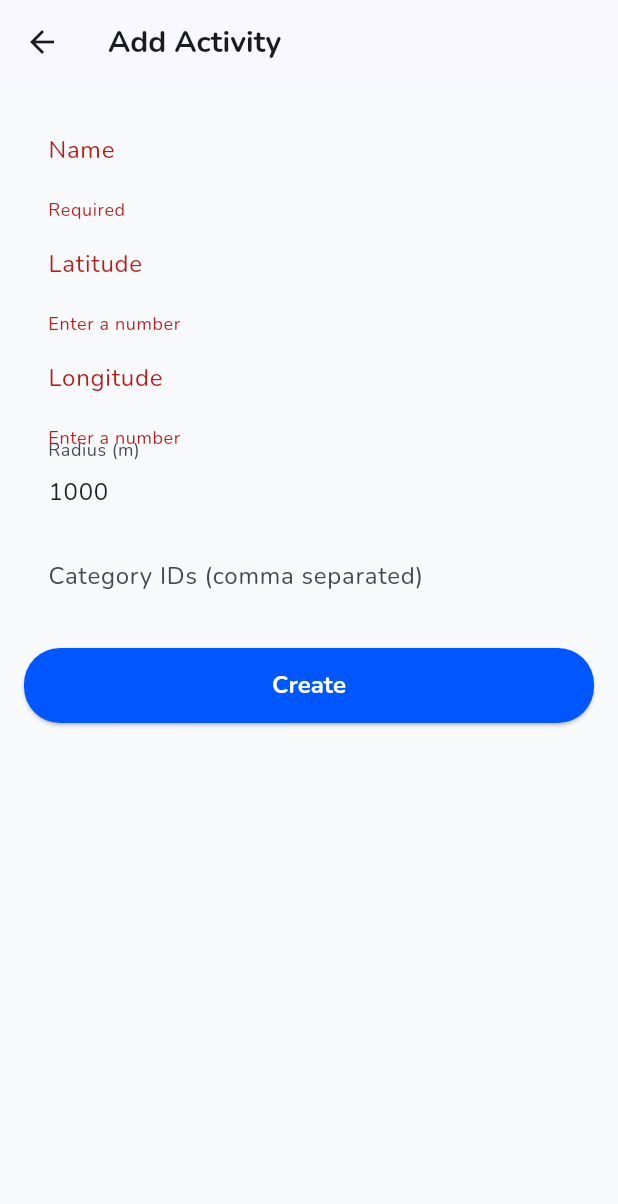
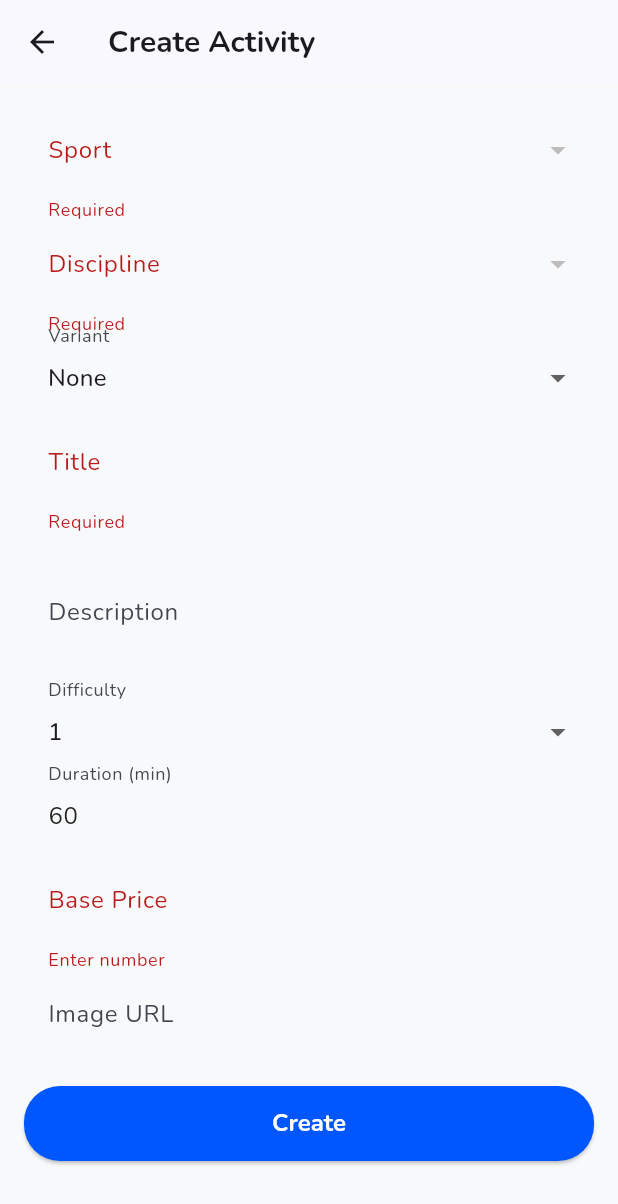
Before and after one commit to junyou2023/sports_booking_app, a Flutter app: the AddActivityPage screen opened directly, after a tap on "Create", on a phone screen of 412 x 824 dp. Shown: the top 1204 px of the screen. Run offline on Flutter 3.47's test engine with Material 3 defaults, Android fonts, the phone set to English and light mode, and no system bars; our stand-ins replace dio, flutter_dotenv, flutter_rating_bar, flutter_riverpod, flutter_secure_storage, geolocator and 2 more; accounts and stored records are empty; network calls fail.

Commit message:
Add activity image support and provider UI

```diff
--- a/lib/models/activity.dart
+++ b/lib/models/activity.dart
@@ -4,6 +4,7 @@ class Activity {
     required this.sport,
     required this.discipline,
     required this.variant,
+    required this.image,
     required this.title,
     required this.description,
     required this.difficulty,
@@ -15,6 +16,7 @@ class Activity {
   final int sport;
   final int discipline;
   final int? variant;
+  final String image;
   final String title;
   final String description;
   final int difficulty;
@@ -26,6 +28,7 @@ class Activity {
         sport: j['sport'] as int,
         discipline: j['discipline'] as int,
         variant: j['variant'] as int?,
+        image: j['image'] as String? ?? '',
         title: j['title'] as String,
         description: j['description'] as String? ?? '',
         difficulty: j['difficulty'] as int? ?? 1,
--- /dev/null
+++ b/lib/models/category.dart
@@ -0,0 +1,13 @@
+class Category {
+  Category({required this.id, required this.name, required this.icon});
+
+  final int id;
+  final String name;
+  final String icon;
+
+  factory Category.fromJson(Map<String, dynamic> j) => Category(
+        id: j['id'] as int,
+        name: j['name'] as String,
+        icon: j['icon'] as String? ?? '',
+      );
+}
--- /dev/null
+++ b/lib/models/variant.dart
@@ -0,0 +1,13 @@
+class Variant {
+  Variant({required this.id, required this.discipline, required this.name});
+
+  final int id;
+  final int discipline;
+  final String name;
+
+  factory Variant.fromJson(Map<String, dynamic> j) => Variant(
+        id: j['id'] as int,
+        discipline: j['discipline'] as int,
+        name: j['name'] as String,
+      );
+}
--- a/lib/screens/add_activity_page.dart
+++ b/lib/screens/add_activity_page.dart
@@ -1,8 +1,8 @@
 import 'package:flutter/material.dart';
+import '../services/activity_service.dart';
+import '../services/sports_service.dart';
+import '../utils/snackbar.dart';
 import 'package:dio/dio.dart';
-import '../services/facility_service.dart';
-import '../services/location_service.dart';
-import '../utils/snackbar.dart';
 
 class AddActivityPage extends StatefulWidget {
   const AddActivityPage({super.key});
@@ -13,134 +13,169 @@ class AddActivityPage extends StatefulWidget {
 
 class _AddActivityPageState extends State<AddActivityPage> {
   final _formKey = GlobalKey<FormState>();
-  final nameCtrl = TextEditingController();
-  final latCtrl = TextEditingController();
-  final lngCtrl = TextEditingController();
-  final radiusCtrl = TextEditingController(text: '1000');
-  final categoriesCtrl = TextEditingController();
-  bool _loading = false;
+  final titleCtrl = TextEditingController();
+  final descCtrl = TextEditingController();
+  final priceCtrl = TextEditingController();
+  final durationCtrl = TextEditingController(text: '60');
+  final imageCtrl = TextEditingController();
+
+  int? sportId;
+  int? disciplineId;
+  int? variantId;
+  int difficulty = 1;
+  bool _submitting = false;
+
+  late Future<void> _loadFuture;
+  List<dynamic> sports = [];
+  List<dynamic> categories = [];
+  List<dynamic> variants = [];
 
   @override
   void initState() {
     super.initState();
-    _loadLocation();
+    _loadFuture = _loadData();
   }
 
-  Future<void> _loadLocation() async {
-    try {
-      final pos = await locationService.getCurrent();
-      latCtrl.text = pos.latitude.toStringAsFixed(6);
-      lngCtrl.text = pos.longitude.toStringAsFixed(6);
-    } catch (_) {}
+  Future<void> _loadData() async {
+    sports = await sportsService.fetchSports();
+    categories = await sportsService.fetchCategories();
+    variants = await sportsService.fetchVariants();
   }
 
   @override
   void dispose() {
-    nameCtrl.dispose();
-    latCtrl.dispose();
-    lngCtrl.dispose();
-    radiusCtrl.dispose();
-    categoriesCtrl.dispose();
+    titleCtrl.dispose();
+    descCtrl.dispose();
+    priceCtrl.dispose();
+    durationCtrl.dispose();
+    imageCtrl.dispose();
     super.dispose();
   }
 
   @override
   Widget build(BuildContext context) {
     return Scaffold(
-      appBar: AppBar(title: const Text('Add Activity')),
-      body: Padding(
-        padding: const EdgeInsets.all(16.0),
+      appBar: AppBar(title: const Text('Create Activity')),
+      body: FutureBuilder(
+        future: _loadFuture,
+        builder: (context, snap) {
+          if (snap.connectionState != ConnectionState.done) {
+            return const Center(child: CircularProgressIndicator());
+          }
+          return Padding(
+            padding: const EdgeInsets.all(16),
             child: Form(
               key: _formKey,
-          child: Column(
+              child: ListView(
                 children: [
+                  DropdownButtonFormField<int>(
+                    items: sports
+                        .map<DropdownMenuItem<int>>((e) => DropdownMenuItem(
+                              value: e.id,
+                              child: Text(e.name),
+                            ))
+                        .toList(),
+                    onChanged: (v) => setState(() => sportId = v),
+                    decoration: const InputDecoration(labelText: 'Sport'),
+                    validator: (v) => v == null ? 'Required' : null,
+                  ),
+                  DropdownButtonFormField<int>(
+                    items: categories
+                        .map<DropdownMenuItem<int>>((e) => DropdownMenuItem(
+                              value: e.id,
+                              child: Text(e.name),
+                            ))
+                        .toList(),
+                    onChanged: (v) => setState(() => disciplineId = v),
+                    decoration: const InputDecoration(labelText: 'Discipline'),
+                    validator: (v) => v == null ? 'Required' : null,
+                  ),
+                  DropdownButtonFormField<int>(
+                    items: [
+                      const DropdownMenuItem(value: null, child: Text('None')),
+                      ...variants
+                          .where((v) => disciplineId == null || v.discipline == disciplineId)
+                          .map<DropdownMenuItem<int?>>((e) => DropdownMenuItem(
+                                value: e.id,
+                                child: Text(e.name),
+                              ))
+                          .toList(),
+                    ],
+                    onChanged: (v) => setState(() => variantId = v),
+                    decoration: const InputDecoration(labelText: 'Variant'),
+                  ),
                   TextFormField(
-                controller: nameCtrl,
-                decoration: const InputDecoration(labelText: 'Name'),
+                    controller: titleCtrl,
+                    decoration: const InputDecoration(labelText: 'Title'),
                     validator: (v) => v == null || v.isEmpty ? 'Required' : null,
                   ),
                   TextFormField(
-                controller: latCtrl,
-                decoration: const InputDecoration(labelText: 'Latitude'),
-                keyboardType: TextInputType.number,
-                validator: (v) => double.tryParse(v ?? '') == null
-                    ? 'Enter a number'
-                    : null,
+                    controller: descCtrl,
+                    decoration: const InputDecoration(labelText: 'Description'),
+                    maxLines: 3,
+                  ),
+                  DropdownButtonFormField<int>(
+                    value: difficulty,
+                    decoration: const InputDecoration(labelText: 'Difficulty'),
+                    items: List.generate(
+                      5,
+                      (i) => DropdownMenuItem(value: i + 1, child: Text('${i + 1}')),
+                    ),
+                    onChanged: (v) => setState(() => difficulty = v ?? 1),
                   ),
                   TextFormField(
-                controller: lngCtrl,
-                decoration: const InputDecoration(labelText: 'Longitude'),
+                    controller: durationCtrl,
+                    decoration: const InputDecoration(labelText: 'Duration (min)'),
                     keyboardType: TextInputType.number,
-                validator: (v) => double.tryParse(v ?? '') == null
-                    ? 'Enter a number'
-                    : null,
+                    validator: (v) => int.tryParse(v ?? '') == null ? 'Enter number' : null,
                   ),
                   TextFormField(
-                controller: radiusCtrl,
-                decoration: const InputDecoration(labelText: 'Radius (m)'),
+                    controller: priceCtrl,
+                    decoration: const InputDecoration(labelText: 'Base Price'),
                     keyboardType: TextInputType.number,
-                validator: (v) => double.tryParse(v ?? '') == null
-                    ? 'Enter a number'
-                    : null,
+                    validator: (v) => double.tryParse(v ?? '') == null ? 'Enter number' : null,
                   ),
                   TextFormField(
-                controller: categoriesCtrl,
-                decoration: const InputDecoration(
-                    labelText: 'Category IDs (comma separated)'),
+                    controller: imageCtrl,
+                    decoration: const InputDecoration(labelText: 'Image URL'),
                   ),
                   const SizedBox(height: 20),
-              SizedBox(
-                width: double.infinity,
-                child: ElevatedButton(
-                  onPressed: _loading
+                  ElevatedButton(
+                    onPressed: _submitting
                         ? null
                         : () async {
                             if (!_formKey.currentState!.validate()) return;
-                          setState(() => _loading = true);
+                            setState(() => _submitting = true);
                             try {
-                            final ids = categoriesCtrl.text
-                                .split(',')
-                                .map((e) => e.trim())
-                                .where((e) => e.isNotEmpty)
-                                .toList();
-                            await facilityService.createFacility(
-                              nameCtrl.text,
-                              double.parse(latCtrl.text),
-                              double.parse(lngCtrl.text),
-                              double.tryParse(radiusCtrl.text) ?? 1000,
-                              ids,
+                              await activityService.createActivity(
+                                sportId!,
+                                disciplineId!,
+                                variantId,
+                                titleCtrl.text,
+                                descCtrl.text,
+                                difficulty,
+                                int.parse(durationCtrl.text),
+                                double.parse(priceCtrl.text),
+                                imageCtrl.text,
                               );
                               if (context.mounted) {
-                              ScaffoldMessenger.of(context).showSnackBar(
-                                  const SnackBar(content: Text('Activity added')));
                                 Navigator.pop(context, true);
                               }
                             } on DioException catch (e) {
-                            if (context.mounted) {
-                              showApiError(context, e, 'Create facility');
-                            }
-                          } catch (e) {
-                            if (context.mounted) {
-                              ScaffoldMessenger.of(context).showSnackBar(
-                                SnackBar(content: Text('Error: $e')),
-                              );
-                            }
+                              if (context.mounted) showApiError(context, e, 'Create activity');
                             } finally {
-                            if (mounted) setState(() => _loading = false);
+                              if (mounted) setState(() => _submitting = false);
                             }
                           },
-                  child: _loading
-                      ? const SizedBox(
-                          height: 20,
-                          width: 20,
-                          child: CircularProgressIndicator(strokeWidth: 2),
-                        )
+                    child: _submitting
+                        ? const SizedBox(height:20,width:20,child:CircularProgressIndicator(strokeWidth:2))
                         : const Text('Create'),
                   ),
-              )
                 ],
               ),
             ),
+          );
+        },
       ),
     );
   }
--- a/lib/screens/provider_dashboard_page.dart
+++ b/lib/screens/provider_dashboard_page.dart
@@ -1,7 +1,6 @@
 import 'package:flutter/material.dart';
 import 'package:flutter_riverpod/flutter_riverpod.dart';
 import '../providers/activity_provider.dart';
-import '../services/auth_service.dart';
 import 'add_activity_page.dart';
 
 class ProviderDashboardPage extends ConsumerWidget {
@@ -18,6 +17,9 @@ class ProviderDashboardPage extends ConsumerWidget {
         data: (list) => ListView.builder(
           itemCount: list.length,
           itemBuilder: (_, i) => ListTile(
+            leading: list[i].image.isNotEmpty
+                ? Image.network(list[i].image, width: 50, fit: BoxFit.cover)
+                : null,
             title: Text(list[i].title),
           ),
         ),
--- a/lib/services/activity_service.dart
+++ b/lib/services/activity_service.dart
@@ -10,6 +10,30 @@ class ActivityService {
         .map(Activity.fromJson)
         .toList();
   }
+
+  Future<void> createActivity(
+    int sport,
+    int discipline,
+    int? variant,
+    String title,
+    String description,
+    int difficulty,
+    int duration,
+    double basePrice,
+    String image,
+  ) async {
+    await apiClient.post('/activities/', data: {
+      'sport': sport,
+      'discipline': discipline,
+      if (variant != null) 'variant': variant,
+      'title': title,
+      'description': description,
+      'difficulty': difficulty,
+      'duration': duration,
+      'base_price': basePrice,
+      'image': image,
+    });
+  }
 }
 
 final activityService = ActivityService();
--- a/lib/services/sports_service.dart
+++ b/lib/services/sports_service.dart
@@ -8,6 +8,8 @@ import 'dart:convert';
 import 'package:dio/dio.dart';
 import '../models/sport.dart';
 import '../models/slot.dart';
+import '../models/category.dart';
+import '../models/variant.dart';
 import 'api_client.dart';
 
 class SportsService {
@@ -33,6 +35,22 @@ class SportsService {
         .toList(growable: false);
     return list;
   }
+
+  Future<List<Category>> fetchCategories() async {
+    final res = await apiClient.get('/categories/');
+    return (res.data as List)
+        .cast<Map<String, dynamic>>()
+        .map(Category.fromJson)
+        .toList(growable: false);
+  }
+
+  Future<List<Variant>> fetchVariants() async {
+    final res = await apiClient.get('/variants/');
+    return (res.data as List)
+        .cast<Map<String, dynamic>>()
+        .map(Variant.fromJson)
+        .toList(growable: false);
+  }
 }
 
 final sportsService = SportsService();
```
Also changed, not shown: 3 other files. Lines whose indentation alone changed are shown as unchanged.
